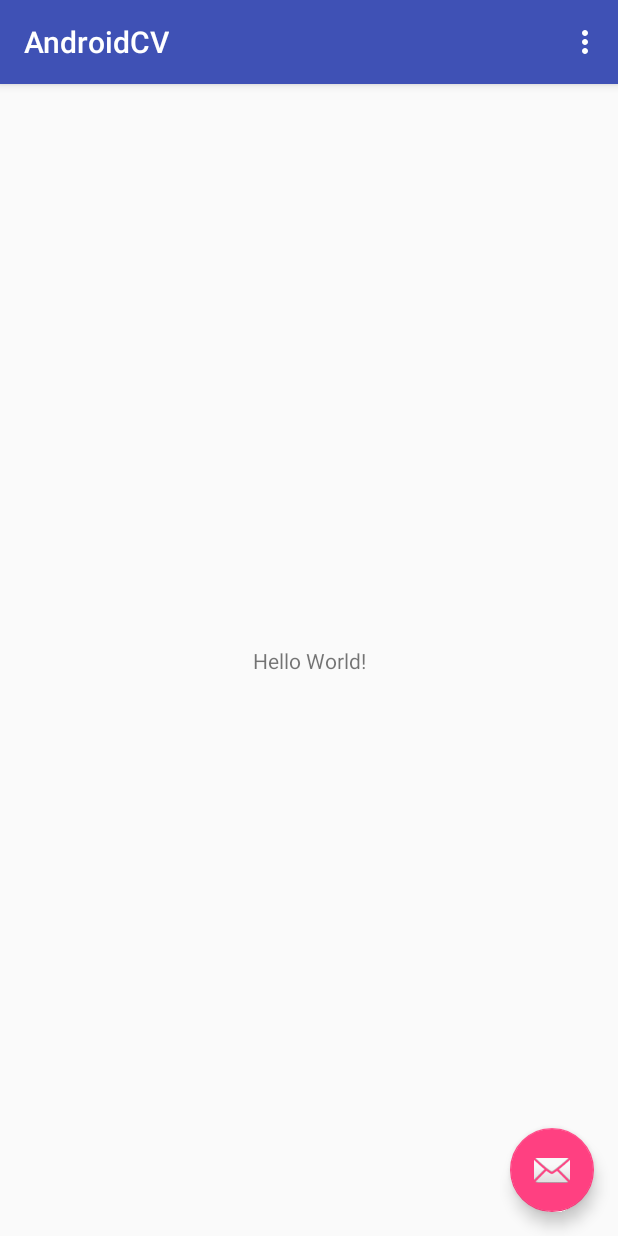
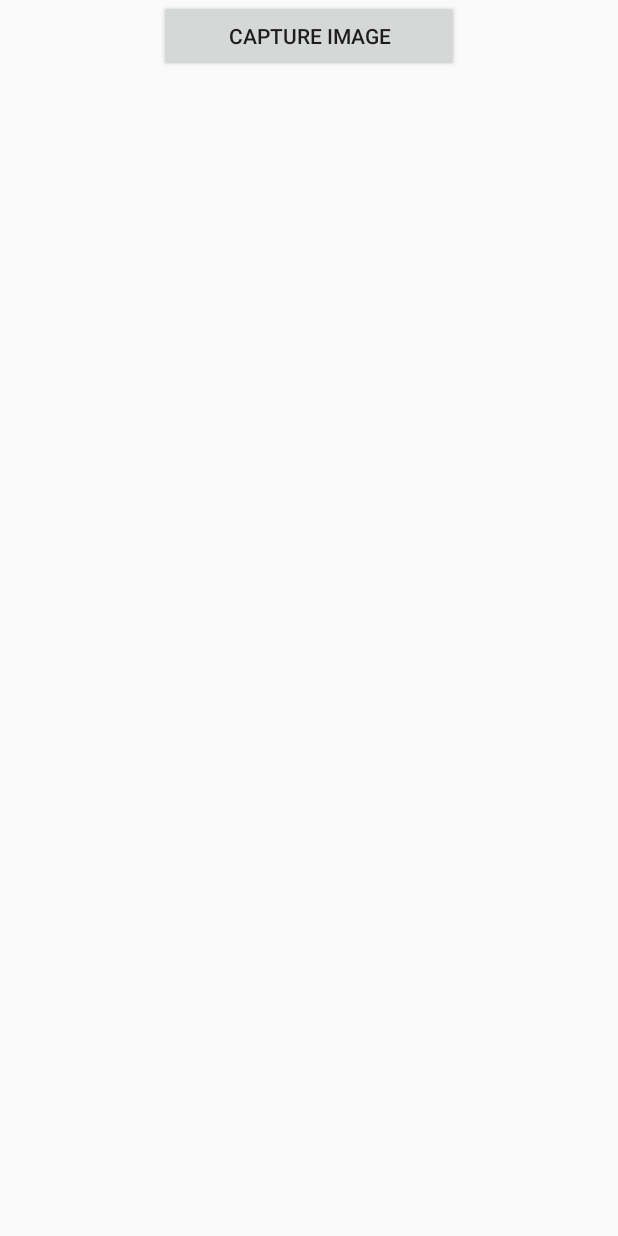
Before and after one commit to MenghaoZhao/AndroidCV, an Android app: the screen it shows after launch (MainActivity), on a phone screen of 412 x 824 dp. Run offline under Robolectric (Android 15) with nearby library versions, the phone set to English and light mode, and no system bars.

Commit message:
Android camera

```diff
--- a/app/src/main/AndroidManifest.xml
+++ b/app/src/main/AndroidManifest.xml
@@ -1,7 +1,8 @@
 <?xml version="1.0" encoding="utf-8"?>
 <manifest xmlns:android="http://schemas.android.com/apk/res/android"
     package="com.example.user.androidcv">
-
+    <uses-feature android:name="android.hardware.camera2"></uses-feature>
+    <uses-permission android:name="android.permission.WRITE_EXTERNAL_STORAGE"></uses-permission>
     <application
         android:allowBackup="true"
         android:icon="@mipmap/ic_launcher"
--- a/app/src/main/java/com/example/user/androidcv/MainActivity.java
+++ b/app/src/main/java/com/example/user/androidcv/MainActivity.java
@@ -1,52 +1,65 @@
 package com.example.user.androidcv;
 
+import android.Manifest;
+import android.app.Activity;
+import android.content.Intent;
+import android.content.pm.PackageManager;
+import android.net.Uri;
 import android.os.Bundle;
-import android.support.design.widget.FloatingActionButton;
-import android.support.design.widget.Snackbar;
+import android.os.Environment;
+import android.provider.MediaStore;
+import android.support.v4.app.ActivityCompat;
+import android.support.v4.content.ContextCompat;
 import android.support.v7.app.AppCompatActivity;
-import android.support.v7.widget.Toolbar;
 import android.view.View;
-import android.view.Menu;
-import android.view.MenuItem;
+import android.widget.Button;
+import android.widget.ImageView;
+import android.graphics.drawable.Drawable;
+import java.io.File;
+import java.text.SimpleDateFormat;
+import java.util.Date;
+import java.lang.Object.*;
 
-public class MainActivity extends AppCompatActivity {
+public class MainActivity extends Activity {
+
+    private Button button;
+    private ImageView imageView;
 
     @Override
     protected void onCreate(Bundle savedInstanceState) {
         super.onCreate(savedInstanceState);
         setContentView(R.layout.activity_main);
-        Toolbar toolbar = (Toolbar) findViewById(R.id.toolbar);
-        setSupportActionBar(toolbar);
+        final int CAM_REQUEST = 1;
+        button = (Button) findViewById(R.id.button);
+        imageView = (ImageView) findViewById(R.id.image_view);
 
-        FloatingActionButton fab = (FloatingActionButton) findViewById(R.id.fab);
-        fab.setOnClickListener(new View.OnClickListener() {
+        button.setOnClickListener(new View.OnClickListener(){
             @Override
-            public void onClick(View view) {
-                Snackbar.make(view, "Replace with your own action", Snackbar.LENGTH_LONG)
-                        .setAction("Action", null).show();
+            public void onClick(View v){
+                Intent camera_intent = new Intent(MediaStore.ACTION_IMAGE_CAPTURE);
+                File file = getFile();
+                camera_intent.putExtra(MediaStore.EXTRA_OUTPUT,Uri.fromFile(file));
+
+                startActivityForResult(camera_intent,CAM_REQUEST);
             }
         });
     }
 
+    private File getFile(){
+        File folder = new File(Environment.getExternalStoragePublicDirectory(
+                Environment.DIRECTORY_PICTURES), "CameraDemo");
+        if(!folder.exists()){
+            if(!folder.mkdir())
+                return null;
+        }
+        String timeStamp = new SimpleDateFormat("yyyyMMdd_HHmmss").format(new Date());
+        File image_file = new File(folder,"CamImage.jpg");
+        return image_file;
+    }
     @Override
-    public boolean onCreateOptionsMenu(Menu menu) {
-        // Inflate the menu; this adds items to the action bar if it is present.
-        getMenuInflater().inflate(R.menu.menu_main, menu);
-        return true;
-    }
-
-    @Override
-    public boolean onOptionsItemSelected(MenuItem item) {
-        // Handle action bar item clicks here. The action bar will
-        // automatically handle clicks on the Home/Up button, so long
-        // as you specify a parent activity in AndroidManifest.xml.
-        int id = item.getItemId();
-
-        //noinspection SimplifiableIfStatement
-        if (id == R.id.action_settings) {
-            return true;
-        }
-
-        return super.onOptionsItemSelected(item);
+    protected void onActivityResult(int requestCode,int resultCode,Intent data){
+        String path = Environment.getExternalStoragePublicDirectory(
+                Environment.DIRECTORY_PICTURES).toString();
+        imageView.setImageDrawable(Drawable.createFromPath(path));
     }
 }
--- a/app/src/main/res/layout/activity_main.xml
+++ b/app/src/main/res/layout/activity_main.xml
@@ -5,29 +5,18 @@
     android:layout_width="match_parent"
     android:layout_height="match_parent"
     tools:context="com.example.user.androidcv.MainActivity">
-
-    <android.support.design.widget.AppBarLayout
-        android:layout_width="match_parent"
+    <Button
+        android:layout_width = "200dp"
         android:layout_height="wrap_content"
-        android:theme="@style/AppTheme.AppBarOverlay">
-
-        <android.support.v7.widget.Toolbar
-            android:id="@+id/toolbar"
-            android:layout_width="match_parent"
-            android:layout_height="?attr/actionBarSize"
-            android:background="?attr/colorPrimary"
-            app:popupTheme="@style/AppTheme.PopupOverlay" />
-
-    </android.support.design.widget.AppBarLayout>
-
-    <include layout="@layout/content_main" />
-
-    <android.support.design.widget.FloatingActionButton
-        android:id="@+id/fab"
-        android:layout_width="wrap_content"
-        android:layout_height="wrap_content"
-        android:layout_gravity="bottom|end"
-        android:layout_margin="@dimen/fab_margin"
-        app:srcCompat="@android:drawable/ic_dialog_email" />
-
+        android:text="Capture Image"
+        android:id="@+id/button"
+        android:layout_gravity="center_horizontal"
+        />
+    <ImageView
+        android:layout_width="350dp"
+        android:layout_height="300dp"
+        android:id="@+id/image_view"
+        android:layout_gravity="center_horizontal"
+        android:layout_marginTop="20dp"
+        />
 </android.support.design.widget.CoordinatorLayout>
--- a/app/src/main/res/menu/menu_main.xml
+++ b/app/src/main/res/menu/menu_main.xml
@@ -5,6 +5,6 @@
     <item
         android:id="@+id/action_settings"
         android:orderInCategory="100"
-        android:title="@string/action_settings"
+        android:title="12345"
         app:showAsAction="never" />
 </menu>
--- a/app/src/main/res/values/strings.xml
+++ b/app/src/main/res/values/strings.xml
@@ -1,4 +1,3 @@
 <resources>
-    <string name="app_name">AndroidCV</string>
-    <string name="action_settings">Settings</string>
+    <string name="app_name">My Application</string>
 </resources>
```
